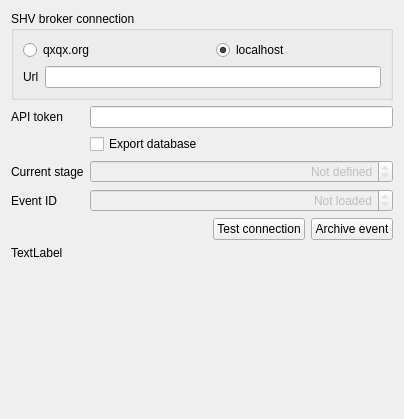
First picture: the form in quickevent/app/quickevent/plugins/Event/src/services/qx/qxeventservicewidget.ui, repository Quick-Box/quickevent, before the edit.
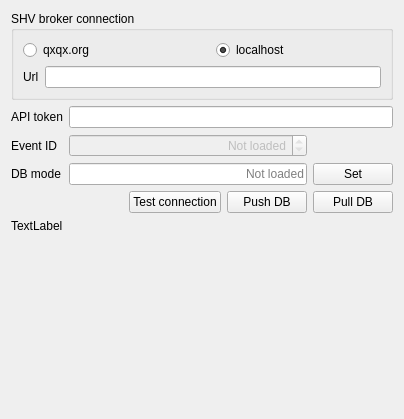
Second picture: the form after the edit.

Commit message: Replace database export with DB mode controls

```diff
--- a/quickevent/app/quickevent/plugins/Event/src/services/qx/qxeventservicewidget.ui
+++ b/quickevent/app/quickevent/plugins/Event/src/services/qx/qxeventservicewidget.ui
@@ -61,67 +61,6 @@
    </item>
    <item>
     <layout class="QGridLayout" name="gridLayout">
-     <item row="2" column="1">
-      <widget class="QCheckBox" name="chkExportDatabase">
-       <property name="text">
-        <string>Export database</string>
-       </property>
-      </widget>
-     </item>
-     <item row="4" column="1">
-      <widget class="QSpinBox" name="edEventId">
-       <property name="enabled">
-        <bool>false</bool>
-       </property>
-       <property name="alignment">
-        <set>Qt::AlignmentFlag::AlignRight|Qt::AlignmentFlag::AlignTrailing|Qt::AlignmentFlag::AlignVCenter</set>
-       </property>
-       <property name="readOnly">
-        <bool>true</bool>
-       </property>
-       <property name="specialValueText">
-        <string>Not loaded</string>
-       </property>
-       <property name="value">
-        <number>0</number>
-       </property>
-      </widget>
-     </item>
-     <item row="4" column="0">
-      <widget class="QLabel" name="label_4">
-       <property name="toolTip">
-        <string>Fill this url into HTTP POST synchonization method in O-CheckList</string>
-       </property>
-       <property name="text">
-        <string>Event ID</string>
-       </property>
-      </widget>
-     </item>
-     <item row="1" column="1">
-      <widget class="QLineEdit" name="edApiToken"/>
-     </item>
-     <item row="3" column="1">
-      <widget class="QSpinBox" name="edCurrentStage">
-       <property name="enabled">
-        <bool>false</bool>
-       </property>
-       <property name="alignment">
-        <set>Qt::AlignmentFlag::AlignRight|Qt::AlignmentFlag::AlignTrailing|Qt::AlignmentFlag::AlignVCenter</set>
-       </property>
-       <property name="readOnly">
-        <bool>true</bool>
-       </property>
-       <property name="specialValueText">
-        <string>Not defined</string>
-       </property>
-       <property name="minimum">
-        <number>0</number>
-       </property>
-       <property name="value">
-        <number>0</number>
-       </property>
-      </widget>
-     </item>
      <item row="1" column="0">
       <widget class="QLabel" name="label_5">
        <property name="toolTip">
@@ -138,10 +77,62 @@
         <string>Fill this url into HTTP POST synchonization method in O-CheckList</string>
        </property>
        <property name="text">
-        <string>Current stage</string>
+        <string>DB mode</string>
        </property>
       </widget>
      </item>
+     <item row="2" column="0">
+      <widget class="QLabel" name="label_4">
+       <property name="toolTip">
+        <string>Fill this url into HTTP POST synchonization method in O-CheckList</string>
+       </property>
+       <property name="text">
+        <string>Event ID</string>
+       </property>
+      </widget>
+     </item>
+     <item row="2" column="1">
+      <widget class="QSpinBox" name="edEventId">
+       <property name="enabled">
+        <bool>false</bool>
+       </property>
+       <property name="alignment">
+        <set>Qt::AlignmentFlag::AlignRight|Qt::AlignmentFlag::AlignTrailing|Qt::AlignmentFlag::AlignVCenter</set>
+       </property>
+       <property name="readOnly">
+        <bool>true</bool>
+       </property>
+       <property name="specialValueText">
+        <string>Not loaded</string>
+       </property>
+       <property name="value">
+        <number>0</number>
+       </property>
+      </widget>
+     </item>
+     <item row="3" column="1">
+      <widget class="QLineEdit" name="edDbMode">
+       <property name="text">
+        <string/>
+       </property>
+       <property name="alignment">
+        <set>Qt::AlignmentFlag::AlignRight|Qt::AlignmentFlag::AlignTrailing|Qt::AlignmentFlag::AlignVCenter</set>
+       </property>
+       <property name="placeholderText">
+        <string>Not loaded</string>
+       </property>
+      </widget>
+     </item>
+     <item row="3" column="2">
+      <widget class="QPushButton" name="btSetDbMode">
+       <property name="text">
+        <string>Set</string>
+       </property>
+      </widget>
+     </item>
+     <item row="1" column="1" colspan="2">
+      <widget class="QLineEdit" name="edApiToken"/>
+     </item>
     </layout>
    </item>
    <item>
@@ -169,7 +160,14 @@
      <item>
       <widget class="QPushButton" name="btTestConnection_2">
        <property name="text">
-        <string>Archive event</string>
+        <string>Push DB</string>
+       </property>
+      </widget>
+     </item>
+     <item>
+      <widget class="QPushButton" name="btTestConnection_3">
+       <property name="text">
+        <string>Pull DB</string>
        </property>
       </widget>
      </item>
```
The commit also changes 3 other files.
